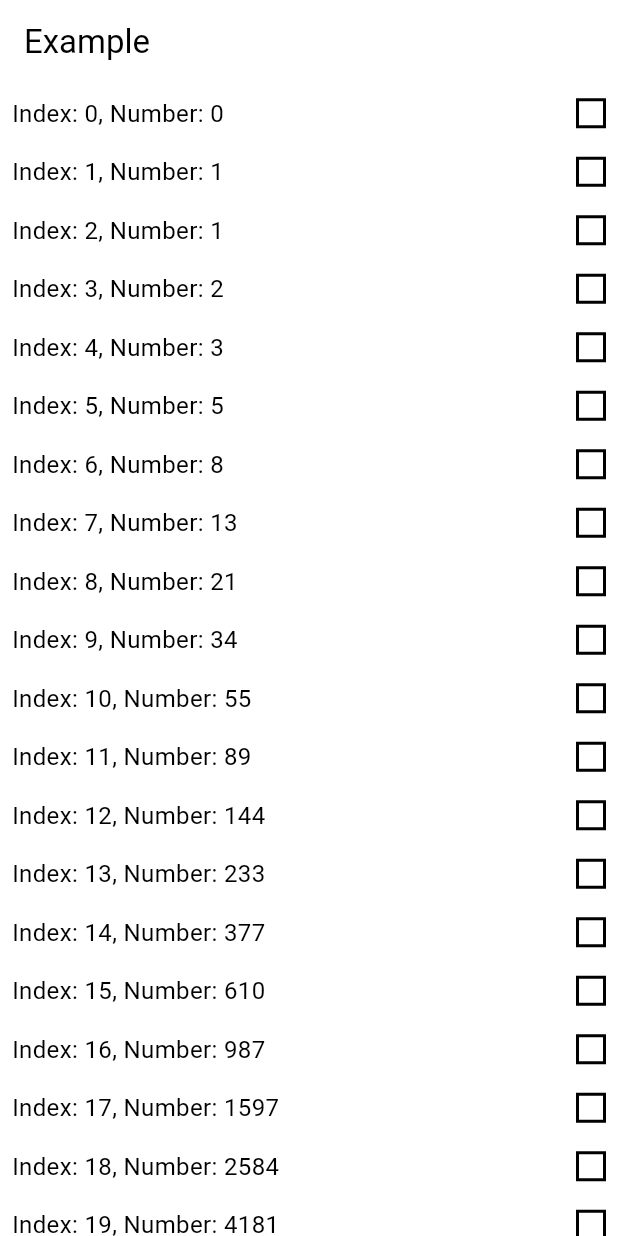
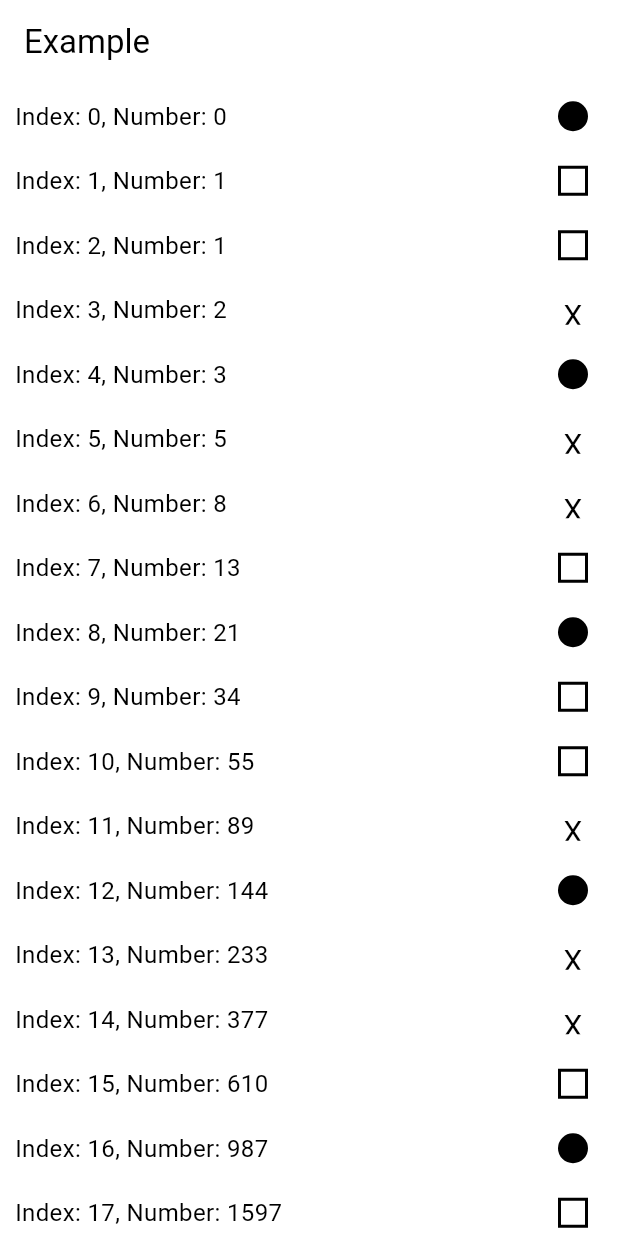
Before and after one commit to jakkritpromma/mobileassignment, a Flutter app: the screen it shows after launch, on a phone screen of 412 x 824 dp. Run offline on Flutter 3.47's test engine with Material 3 defaults, Android fonts, the phone set to English and light mode, and no system bars.

Commit message:
added ConditionalContainer and calculated c

```diff
--- a/MobileAssignment/mobileassignment/lib/main.dart
+++ b/MobileAssignment/mobileassignment/lib/main.dart
@@ -3,14 +3,6 @@ import 'package:flutter/material.dart';
 void main() {
   runApp(const MyApp());
 }
-
-/*final List<Map<String, String>> items = [
-  {'text': 'Item 1', 'image': 'https://via.placeholder.com/50'},
-  {'text': 'Item 2', 'image': 'https://via.placeholder.com/50'},
-  {'text': 'Item 3', 'image': 'https://via.placeholder.com/50'},
-  {'text': 'Item 4', 'image': 'https://via.placeholder.com/50'},
-  {'text': 'Item 5', 'image': 'https://via.placeholder.com/50'},
-];*/
 
 class MyApp extends StatelessWidget {
   const MyApp({super.key});
@@ -19,14 +11,11 @@ class MyApp extends StatelessWidget {
   Widget build(BuildContext context) {
     return MaterialApp(
       theme: ThemeData(
-        colorScheme: ColorScheme(
+        colorScheme: const ColorScheme(
           brightness: Brightness.light,
-          // Set to dark theme if black is preferred
           primary: Colors.white,
           onPrimary: Colors.white,
-          // Text or icon color on primary color
           secondary: Colors.white,
-          // Optional, customize secondary color
           onSecondary: Colors.white,
           background: Colors.white,
           onBackground: Colors.white,
@@ -70,14 +59,13 @@ class _MyHomePageState extends State<MyHomePage> {
       int next = a + b;
       a = b;
       b = next;
-      c++;
-      if (c == 3) c = 0;
 
       int fNumber = fibonacciList[i];
+      c = fNumber % 3;
       items.add({
         'Index': 'Index: $i',
         'Number': 'Number: $fNumber',
-        'image': 'https://via.placeholder.com/150/0000FF/808080?text=Item+$i',
+        'c': '$c',
       });
     }
     setState(() {
@@ -100,33 +88,19 @@ class _MyHomePageState extends State<MyHomePage> {
                 itemCount: items.length,
                 itemBuilder: (context, index) {
                   var item = items[index];
-                  return Padding(
-                    padding: const EdgeInsets.all(8.0),
+                  return Container(
+                    margin: const EdgeInsets.only(
+                        left: 10.0, top: 10.0, bottom: 10.0, right: 20.0),
                     child: Row(
                       mainAxisAlignment: MainAxisAlignment.start,
                       children: [
-                        // Text on the left side
                         Expanded(
                           child: Text(
-                            item['Index'].toString() + ", " + item['Number'].toString(),
-                            //semanticsLabel: item['Number'] ?? '',
-                            style: TextStyle(fontSize: 16),
+                            "${item['Index']}, ${item['Number']}",
+                            style: const TextStyle(fontSize: 16),
                           ),
                         ),
-                        // Image on the right side
-                        Container(
-                          width: 20.0,
-                          // Width of the square
-                          height: 20.0,
-                          // Height of the square (same as width for a square)
-                          decoration: BoxDecoration(
-                            color: Colors.white, // White background
-                            border: Border.all(
-                              color: Colors.black, // Black border
-                              width: 2.0, // Border width
-                            ),
-                          ),
-                        ),
+                        ConditionalContainer(cValue: item['c'].toString()),
                       ],
                     ),
                   );
@@ -139,3 +113,42 @@ class _MyHomePageState extends State<MyHomePage> {
     );
   }
 }
+
+class ConditionalContainer extends StatelessWidget {
+  final String cValue;
+
+  ConditionalContainer({required this.cValue});
+
+  @override
+  Widget build(BuildContext context) {
+    if (cValue == "0") {
+      return Container(
+          width: 20.0,
+          height: 20.0,
+          decoration: const BoxDecoration(
+            color: Colors.black,
+            shape: BoxShape.circle,
+          ));
+    } else if (cValue == "1") {
+      return Container(
+          width: 20.0,
+          height: 20.0,
+          decoration: BoxDecoration(
+              color: Colors.white,
+              border: Border.all(
+                color: Colors.black,
+                width: 2.0,
+              )));
+    } else {
+      return Container(
+        width: 20.0,
+        height: 20.0,
+        alignment: Alignment.center,
+        child: const Text(
+          'X',
+          style: TextStyle(color: Colors.black, fontSize: 20),
+        ),
+      );
+    }
+  }
+}
```
